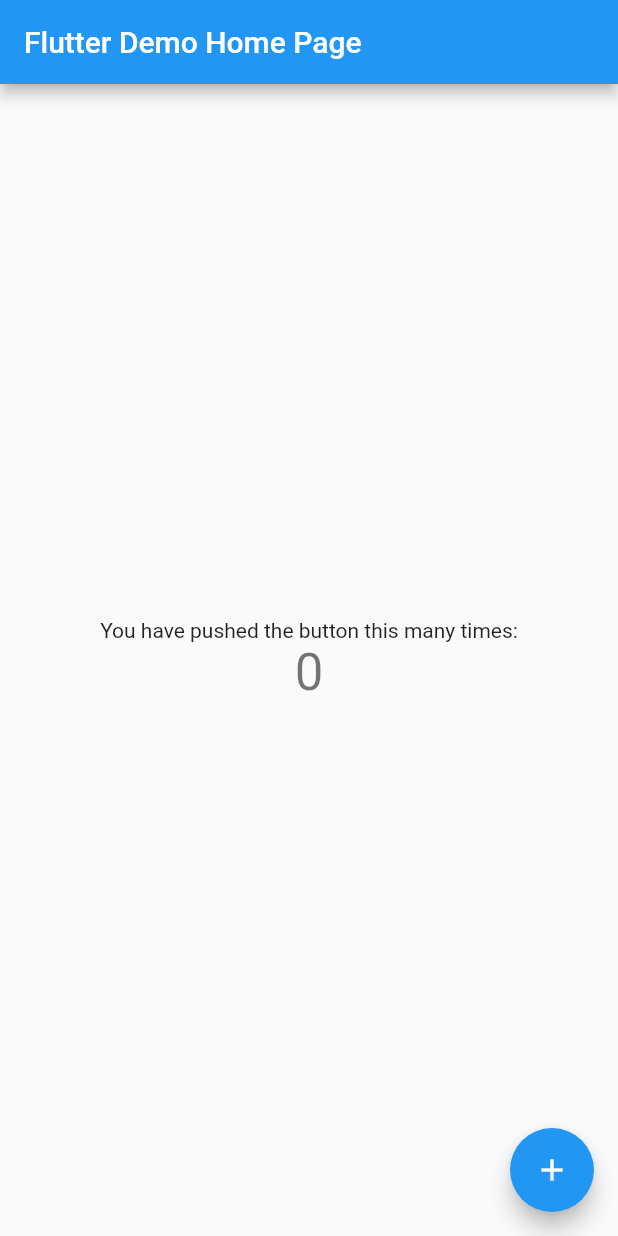
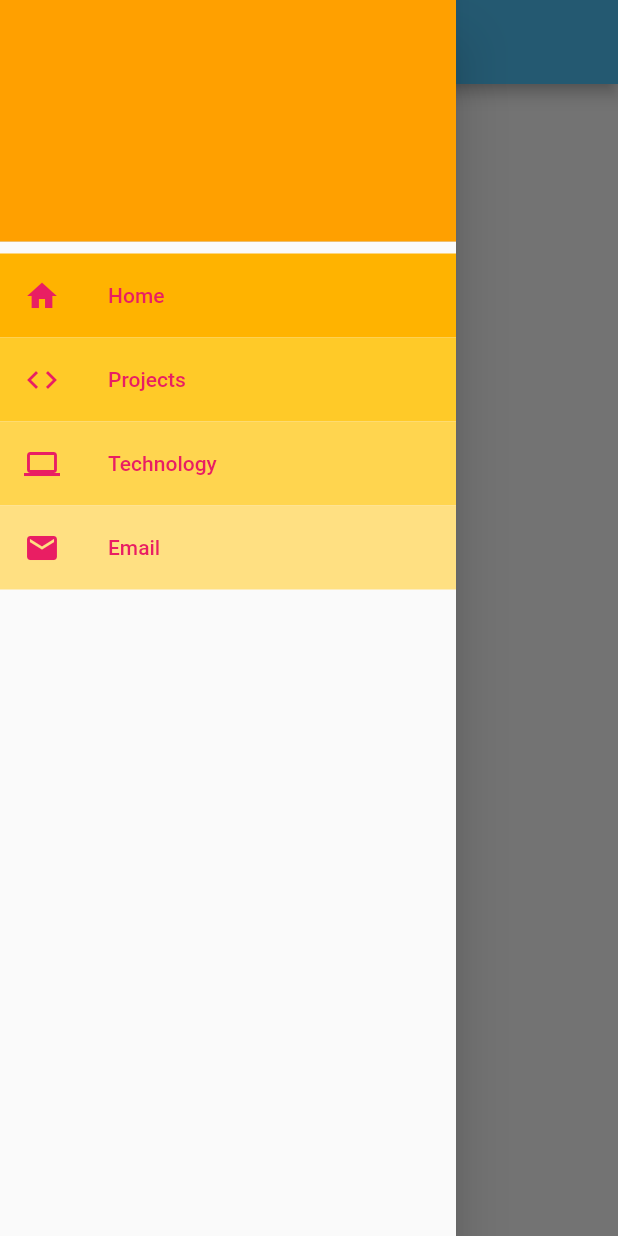
Before and after one commit to IvyLeano/Portfolio, a Flutter app: the screen it shows after launch, with the side drawer open (before the commit the screen has no drawer), on a phone screen of 412 x 824 dp. Run offline on Flutter 3.47's test engine with Material 2 defaults, Android fonts, the phone set to English and light mode, and no system bars.

Commit message:
Add side Nav Bar

```diff
--- /dev/null
+++ b/lib/Components/nav_bar_component.dart
@@ -0,0 +1,77 @@
+import 'package:flutter/cupertino.dart';
+import 'package:flutter/material.dart';
+
+import '../constants.dart';
+
+class NavBarComponent extends StatelessWidget {
+  @override
+  Widget build(BuildContext context) {
+    return Scaffold(
+      appBar: AppBar(title: Text(Constants.APP_BAR_TITLE), backgroundColor: Colors.lightBlue[300]),
+      drawer: Drawer(
+        child: ListView(
+          padding: EdgeInsets.zero,
+          children: <Widget>[
+            DrawerHeader(
+              decoration: BoxDecoration(
+                color: Colors.amber[700],
+              ),
+            ),
+            ListTile(
+              tileColor: Colors.amber[600],
+              leading: Icon(
+                Icons.home,
+                color: Colors.pink,
+                size: Constants.APP_BAR_DRAWER_ICON_SIZE,
+                semanticLabel: 'Home Button',
+              ),
+              title: Text(Constants.APP_BAR_DRAWER_LIST_TILE_ONE, style: TextStyle(color: Colors.pink)),
+              onTap: () {
+                Navigator.pop(context);
+              },
+            ),
+            ListTile(
+              tileColor: Colors.amber[400],
+              leading: Icon(
+                Icons.code,
+                color: Colors.pink,
+                size: Constants.APP_BAR_DRAWER_ICON_SIZE,
+                semanticLabel: 'Projects Button',
+              ),
+              title: Text(Constants.APP_BAR_DRAWER_LIST_TILE_TWO, style: TextStyle(color: Colors.pink)),
+              onTap: () {
+                Navigator.pop(context);
+              },
+            ),
+            ListTile(
+              tileColor: Colors.amber[300],
+              leading: Icon(
+                Icons.computer,
+                color: Colors.pink,
+                size: Constants.APP_BAR_DRAWER_ICON_SIZE,
+                semanticLabel: 'Technology Button',
+              ),
+              title: Text(Constants.APP_BAR_DRAWER_LIST_TILE_THREE, style: TextStyle(color: Colors.pink)),
+              onTap: () {
+                Navigator.pop(context);
+              },
+            ),
+            ListTile(
+              tileColor: Colors.amber[200],
+              leading: Icon(
+                Icons.email,
+                color: Colors.pink,
+                size: Constants.APP_BAR_DRAWER_ICON_SIZE,
+                semanticLabel: 'Contact Button',
+              ),
+              title: Text(Constants.APP_BAR_DRAWER_LIST_TILE_FOUR, style: TextStyle(color: Colors.pink)),
+              onTap: () {
+                Navigator.pop(context);
+              },
+            ),
+          ],
+        ),
+      ),
+    );
+  }
+}
--- /dev/null
+++ b/lib/constants.dart
@@ -0,0 +1,18 @@
+class Constants {
+
+ // HEADINGS & TITLES
+ static const String APP_BAR_TITLE =  "Ivy Leano";
+
+ // APP BAR DRAWER MENU OPTIONS
+ static const String APP_BAR_DRAWER_LIST_TILE_ONE = "Home";
+ static const String APP_BAR_DRAWER_LIST_TILE_TWO = "Projects";
+ static const String APP_BAR_DRAWER_LIST_TILE_THREE = "Technology";
+ static const String APP_BAR_DRAWER_LIST_TILE_FOUR = "Email";
+
+ // FONT STYLES
+ static const double APP_BAR_DRAWER_ICON_SIZE = 24;
+
+
+
+
+}
--- a/lib/main.dart
+++ b/lib/main.dart
@@ -1,3 +1,4 @@
+import 'package:Portfolio/Components/nav_bar_component.dart';
 import 'package:flutter/material.dart';
 
 void main() {
@@ -5,113 +6,16 @@
 }
 
 class MyApp extends StatelessWidget {
-  // This widget is the root of your application.
   @override
   Widget build(BuildContext context) {
     return MaterialApp(
+      debugShowCheckedModeBanner: false,
       title: 'Flutter Demo',
       theme: ThemeData(
-        // This is the theme of your application.
-        //
-        // Try running your application with "flutter run". You'll see the
-        // application has a blue toolbar. Then, without quitting the app, try
-        // changing the primarySwatch below to Colors.green and then invoke
-        // "hot reload" (press "r" in the console where you ran "flutter run",
-        // or simply save your changes to "hot reload" in a Flutter IDE).
-        // Notice that the counter didn't reset back to zero; the application
-        // is not restarted.
         primarySwatch: Colors.blue,
-        // This makes the visual density adapt to the platform that you run
-        // the app on. For desktop platforms, the controls will be smaller and
-        // closer together (more dense) than on mobile platforms.
         visualDensity: VisualDensity.adaptivePlatformDensity,
       ),
-      home: MyHomePage(title: 'Flutter Demo Home Page'),
+      home: NavBarComponent(),
     );
   }
 }
-
-class MyHomePage extends StatefulWidget {
-  MyHomePage({Key key, this.title}) : super(key: key);
-
-  // This widget is the home page of your application. It is stateful, meaning
-  // that it has a State object (defined below) that contains fields that affect
-  // how it looks.
-
-  // This class is the configuration for the state. It holds the values (in this
-  // case the title) provided by the parent (in this case the App widget) and
-  // used by the build method of the State. Fields in a Widget subclass are
-  // always marked "final".
-
-  final String title;
-
-  @override
-  _MyHomePageState createState() => _MyHomePageState();
-}
-
-class _MyHomePageState extends State<MyHomePage> {
-  int _counter = 0;
-
-  void _incrementCounter() {
-    setState(() {
-      // This call to setState tells the Flutter framework that something has
-      // changed in this State, which causes it to rerun the build method below
-      // so that the display can reflect the updated values. If we changed
-      // _counter without calling setState(), then the build method would not be
-      // called again, and so nothing would appear to happen.
-      _counter++;
-    });
-  }
-
-  @override
-  Widget build(BuildContext context) {
-    // This method is rerun every time setState is called, for instance as done
-    // by the _incrementCounter method above.
-    //
-    // The Flutter framework has been optimized to make rerunning build methods
-    // fast, so that you can just rebuild anything that needs updating rather
-    // than having to individually change instances of widgets.
-    return Scaffold(
-      appBar: AppBar(
-        // Here we take the value from the MyHomePage object that was created by
-        // the App.build method, and use it to set our appbar title.
-        title: Text(widget.title),
-      ),
-      body: Center(
-        // Center is a layout widget. It takes a single child and positions it
-        // in the middle of the parent.
-        child: Column(
-          // Column is also a layout widget. It takes a list of children and
-          // arranges them vertically. By default, it sizes itself to fit its
-          // children horizontally, and tries to be as tall as its parent.
-          //
-          // Invoke "debug painting" (press "p" in the console, choose the
-          // "Toggle Debug Paint" action from the Flutter Inspector in Android
-          // Studio, or the "Toggle Debug Paint" command in Visual Studio Code)
-          // to see the wireframe for each widget.
-          //
-          // Column has various properties to control how it sizes itself and
-          // how it positions its children. Here we use mainAxisAlignment to
-          // center the children vertically; the main axis here is the vertical
-          // axis because Columns are vertical (the cross axis would be
-          // horizontal).
-          mainAxisAlignment: MainAxisAlignment.center,
-          children: <Widget>[
-            Text(
-              'You have pushed the button this many times:',
-            ),
-            Text(
-              '$_counter',
-              style: Theme.of(context).textTheme.headline4,
-            ),
-          ],
-        ),
-      ),
-      floatingActionButton: FloatingActionButton(
-        onPressed: _incrementCounter,
-        tooltip: 'Increment',
-        child: Icon(Icons.add),
-      ), // This trailing comma makes auto-formatting nicer for build methods.
-    );
-  }
-}
--- a/pubspec.yaml
+++ b/pubspec.yaml
@@ -23,7 +23,6 @@
 dependencies:
   flutter:
     sdk: flutter
-
 
   # The following adds the Cupertino Icons font to your application.
   # Use with the CupertinoIcons class for iOS style icons.
```
Also changed, not shown: 1 other file.
